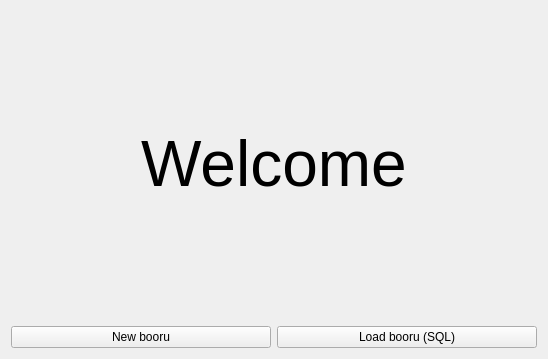
Qt form ShidBooru/MainMenu.ui (lsalmon/ShidBooru) before a commit.
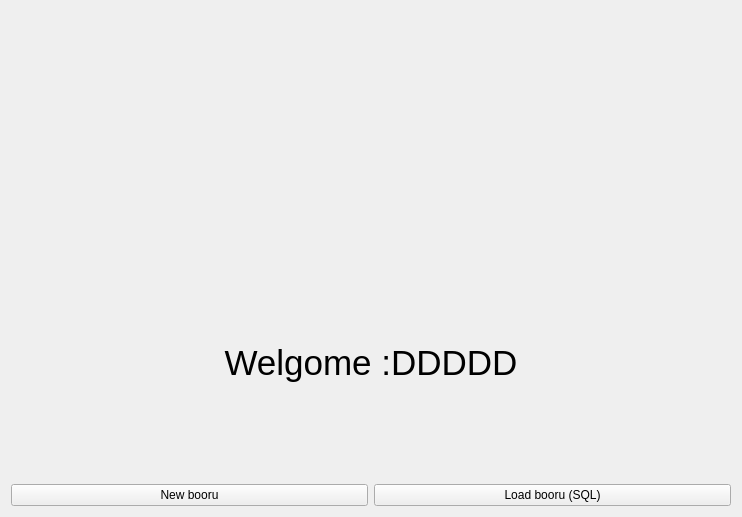
The same form after that commit. Icons and pictures are not drawn.

Commit message: Add MainMenu icon

The edit to the form file:
```diff
--- a/ShidBooru/MainMenu.ui
+++ b/ShidBooru/MainMenu.ui
@@ -6,18 +6,18 @@
    <rect>
     <x>0</x>
     <y>0</y>
-    <width>548</width>
-    <height>359</height>
+    <width>742</width>
+    <height>517</height>
    </rect>
   </property>
   <property name="windowTitle">
    <string>Form</string>
   </property>
   <layout class="QGridLayout" name="gridLayout">
-   <item row="0" column="0">
-    <widget class="QLabel" name="WelcomeMessage">
+   <item row="1" column="1">
+    <widget class="QLabel" name="WelcomeImage">
      <property name="text">
-      <string>&lt;html&gt;&lt;head/&gt;&lt;body&gt;&lt;p&gt;&lt;span style=&quot; font-size:48pt;&quot;&gt;Welcome&lt;/span&gt;&lt;/p&gt;&lt;/body&gt;&lt;/html&gt;</string>
+      <string>&lt;html&gt;&lt;head/&gt;&lt;body&gt;&lt;p align=&quot;center&quot;&gt;&lt;img src=&quot;:/Images/shidbooru_spurdo.png&quot;/&gt;&lt;/p&gt;&lt;/body&gt;&lt;/html&gt;</string>
      </property>
      <property name="scaledContents">
       <bool>false</bool>
@@ -27,7 +27,7 @@
      </property>
     </widget>
    </item>
-   <item row="1" column="0">
+   <item row="3" column="1">
     <layout class="QHBoxLayout" name="horizontalLayout">
      <item>
       <widget class="QPushButton" name="CreateBooruButton">
@@ -45,6 +45,13 @@
      </item>
     </layout>
    </item>
+   <item row="2" column="1">
+    <widget class="QLabel" name="WelcomeMessage">
+     <property name="text">
+      <string>&lt;html&gt;&lt;head/&gt;&lt;body&gt;&lt;p align=&quot;center&quot;&gt;&lt;span style=&quot; font-size:26pt;&quot;&gt;Welgome :DDDDD&lt;/span&gt;&lt;/p&gt;&lt;/body&gt;&lt;/html&gt;</string>
+     </property>
+    </widget>
+   </item>
   </layout>
  </widget>
  <resources/>
```
The commit also changes 3 other files.
